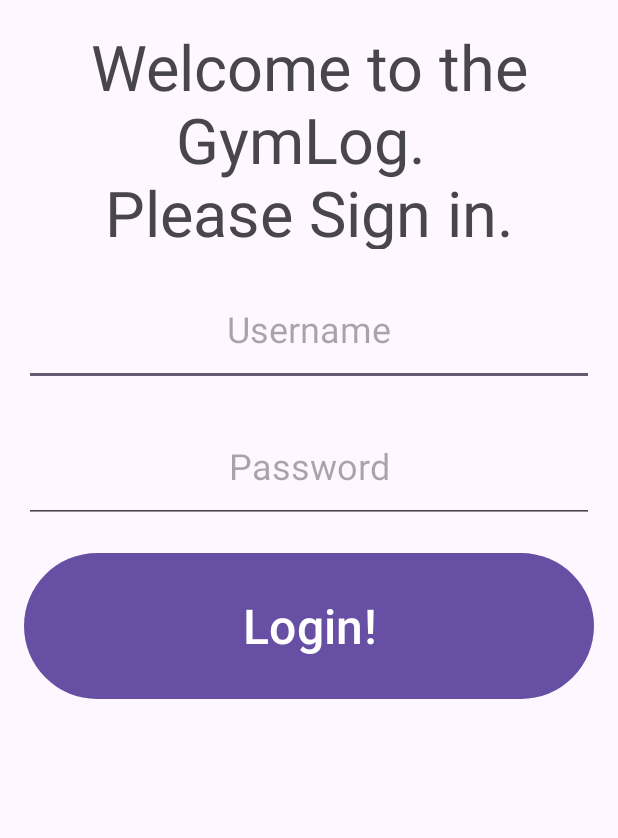
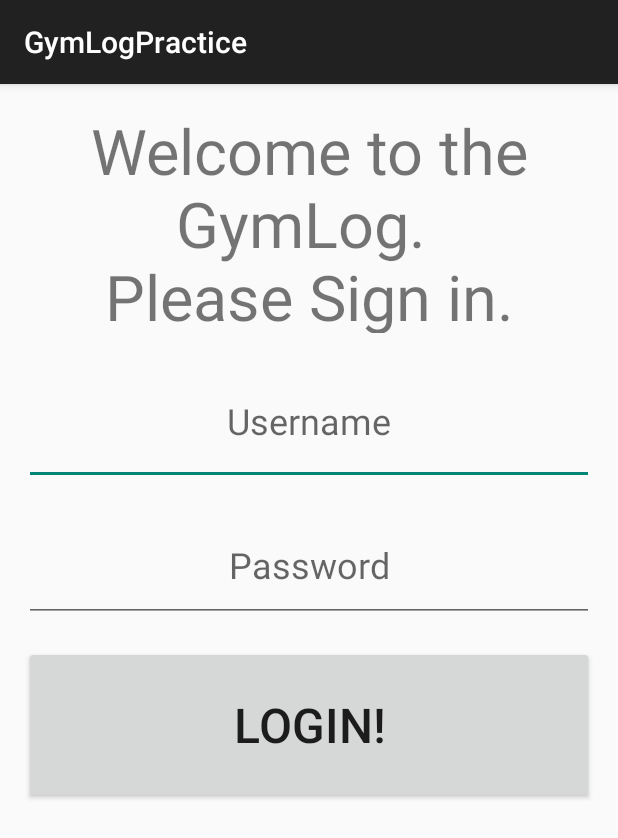
Before and after one commit to JianMitchell/GymLogPractice, an Android app: the screen it shows after launch (LoginActivity), on a phone screen of 412 x 824 dp. Shown: the top 838 px of the screen. Run offline under Robolectric (Android 15) with nearby library versions, the phone set to English and light mode, and no system bars; our stand-ins replace Room's generated code.

Commit message:
End of video 9

```diff
--- a/app/src/main/AndroidManifest.xml
+++ b/app/src/main/AndroidManifest.xml
@@ -10,7 +10,7 @@
         android:label="@string/app_name"
         android:roundIcon="@mipmap/ic_launcher_round"
         android:supportsRtl="true"
-        android:theme="@style/Theme.GymLogPractice"
+        android:theme="@style/Theme.AppCompat.DayNight.DarkActionBar"
         tools:targetApi="31">
         <activity
             android:name=".LoginActivity"
--- a/app/src/main/java/com/merxkidz/gymlogpractice/MainActivity.java
+++ b/app/src/main/java/com/merxkidz/gymlogpractice/MainActivity.java
@@ -1,16 +1,23 @@
 package com.merxkidz.gymlogpractice;
 
 import android.content.Context;
+import android.content.DialogInterface;
 import android.content.Intent;
 import android.os.Bundle;
 import android.text.method.ScrollingMovementMethod;
 import android.util.Log;
+import android.view.Menu;
+import android.view.MenuInflater;
+import android.view.MenuItem;
 import android.view.View;
 
+import androidx.annotation.NonNull;
+import androidx.appcompat.app.AlertDialog;
 import androidx.appcompat.app.AppCompatActivity;
 
 import com.merxkidz.gymlogpractice.database.GymLogRepository;
 import com.merxkidz.gymlogpractice.database.entities.GymLog;
+import com.merxkidz.gymlogpractice.database.entities.User;
 import com.merxkidz.gymlogpractice.databinding.ActivityMainBinding;
 
 import java.util.ArrayList;
@@ -27,7 +34,8 @@ public class MainActivity extends AppCompatActivity {
     int mReps = 0;
 
     //TODO:Add login information
-    int loggedInUserId = -1;
+    private int loggedInUserId = -1;
+    private User user;
 
     @Override
     protected void onCreate(Bundle savedInstanceState) {
@@ -36,6 +44,7 @@ public class MainActivity extends AppCompatActivity {
         setContentView(binding.getRoot());
 
         loginUser();
+        invalidateOptionsMenu();
 
         if(loggedInUserId == -1){
             Intent intent = LoginActivity.loginIntentFactory(getApplicationContext());
@@ -64,8 +73,59 @@ public class MainActivity extends AppCompatActivity {
     }
 
     private void loginUser() {
-        //TODO: create login method.
+        //TODO: make login method FUNCTIONAL.
+        user = new User("Drew","password");
         loggedInUserId = getIntent().getIntExtra(MAIN_ACTIVITY_USER_ID,-1);
+    }
+
+    @Override
+    public boolean onCreateOptionsMenu(Menu menu) {
+        MenuInflater inflater = getMenuInflater();
+        inflater.inflate(R.menu.logout_menu,menu);
+        return true;
+    }
+
+    @Override
+    public boolean onPrepareOptionsMenu(Menu menu) {
+        MenuItem item = menu.findItem(R.id.logoutMenuItem);
+        item.setVisible(true);
+        item.setTitle(user.getUsername());
+        item.setOnMenuItemClickListener(new MenuItem.OnMenuItemClickListener() {
+            @Override
+            public boolean onMenuItemClick(@NonNull MenuItem menuItem) {
+                showLogoutDialog();
+                return false;
+            }
+        });
+        return true;
+    }
+
+    private void showLogoutDialog() {
+        AlertDialog.Builder alertBuilder = new AlertDialog.Builder(MainActivity.this);
+        final AlertDialog alertDialog = alertBuilder.create();
+
+        alertBuilder.setMessage("Logout?");
+
+        alertBuilder.setPositiveButton("Logout", new DialogInterface.OnClickListener() {
+            @Override
+            public void onClick(DialogInterface dialogInterface, int i) {
+                logout();
+            }
+        });
+
+        alertBuilder.setNegativeButton("Cancel", new DialogInterface.OnClickListener() {
+            @Override
+            public void onClick(DialogInterface dialogInterface, int i) {
+                alertDialog.dismiss();
+            }
+        });
+
+        alertBuilder.create().show();
+    }
+
+    private void logout() {
+        //TODO: Finish logout method
+        startActivity(LoginActivity.loginIntentFactory(getApplicationContext()));
     }
 
     static Intent mainActivityIntentFactory(Context context, int userId){
--- a/app/src/main/res/layout/activity_login.xml
+++ b/app/src/main/res/layout/activity_login.xml
@@ -12,6 +12,7 @@
         android:layout_width="match_parent"
         android:layout_height="150dip"
         android:layout_margin="16dip"
+        android:layout_marginBottom="24dip"
         android:gravity="center"
         android:text="@string/login_welcome"
         android:textSize="42sp"
@@ -22,7 +23,7 @@
     <EditText
         android:id="@+id/userNameLoginEditText"
         android:layout_width="match_parent"
-        android:layout_height="75dp"
+        android:layout_height="85dp"
         android:layout_margin="16dp"
         android:autofillHints="Please enter username"
         android:gravity="center"
--- /dev/null
+++ b/app/src/main/res/menu/logout_menu.xml
@@ -0,0 +1,10 @@
+<?xml version="1.0" encoding="utf-8"?>
+<menu xmlns:android="http://schemas.android.com/apk/res/android"
+    xmlns:app="http://schemas.android.com/apk/res-auto">
+    <item
+        android:id="@+id/logoutMenuItem"
+        android:title="LOGGED IN"
+        app:showAsAction="ifRoom"
+        />
+
+</menu>
```
